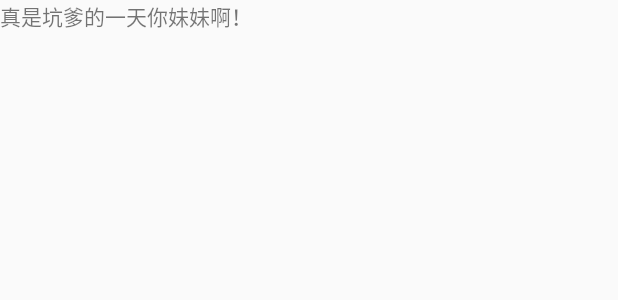
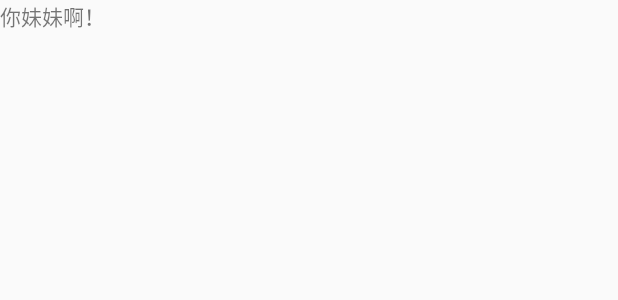
Before and after one commit to chunlongwu/MyTest, an Android app: the layout activity_main.xml on its own in the app's theme, with its tools: preview values and no code run, on a phone screen of 412 x 824 dp. Shown: the top 300 px of the screen. Run offline under Robolectric (Android 15) with nearby library versions, the phone set to English and light mode, and no system bars.

Commit message:
删除第一个文本

```diff
--- a/app/src/main/res/layout/activity_main.xml
+++ b/app/src/main/res/layout/activity_main.xml
@@ -8,9 +8,5 @@
     <TextView
         android:layout_width="wrap_content"
         android:layout_height="wrap_content"
-        android:text="真是坑爹的一天"/>
-    <TextView
-        android:layout_width="wrap_content"
-        android:layout_height="wrap_content"
         android:text="你妹妹啊！"/>
 </LinearLayout>
```
